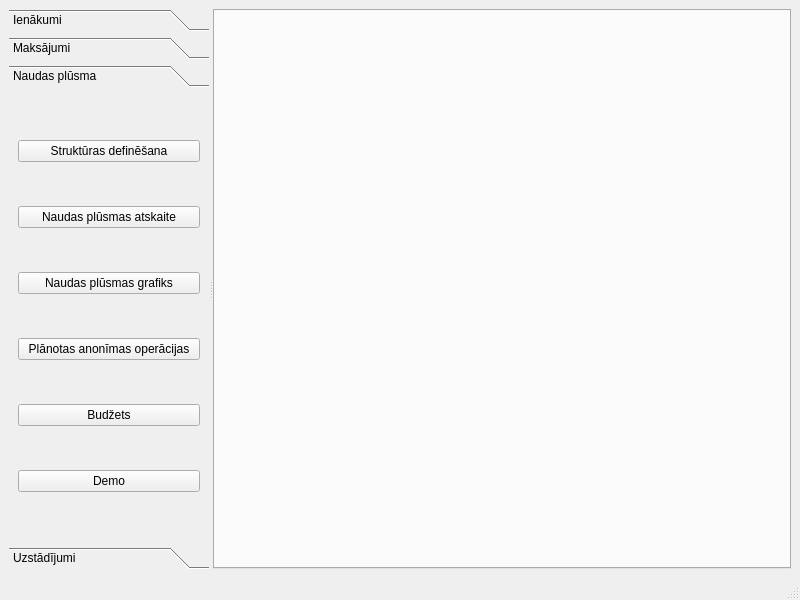
First picture: the form in cash_flow/ui/CashFlow.ui, repository aigarzs/cash-flow, before the edit.
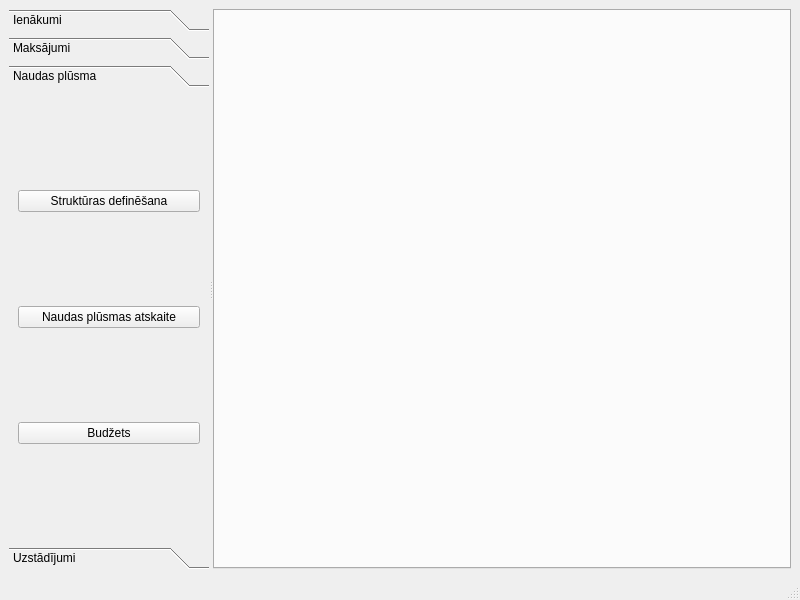
Second picture: the form after the edit.

Commit message: Budget export to excel. App cleared some buttons

What changed in the file:
```diff
--- a/cash_flow/ui/CashFlow.ui
+++ b/cash_flow/ui/CashFlow.ui
@@ -169,20 +169,6 @@
            </property>
           </widget>
          </item>
-         <item>
-          <widget class="QPushButton" name="button_CashFlowGraph">
-           <property name="text">
-            <string>Naudas plūsmas grafiks</string>
-           </property>
-          </widget>
-         </item>
-         <item>
-          <widget class="QPushButton" name="button_PlannedAnonymousOperations">
-           <property name="text">
-            <string>Plānotas anonīmas operācijas</string>
-           </property>
-          </widget>
-         </item>
          <item>
           <widget class="QPushButton" name="button_Budget">
            <property name="text">
@@ -190,13 +176,6 @@
            </property>
           </widget>
          </item>
-         <item>
-          <widget class="QPushButton" name="button_Demo">
-           <property name="text">
-            <string>Demo</string>
-           </property>
-          </widget>
-         </item>
         </layout>
        </widget>
        <widget class="QWidget" name="page_Settings">
```
The commit also changes 2 other files.
